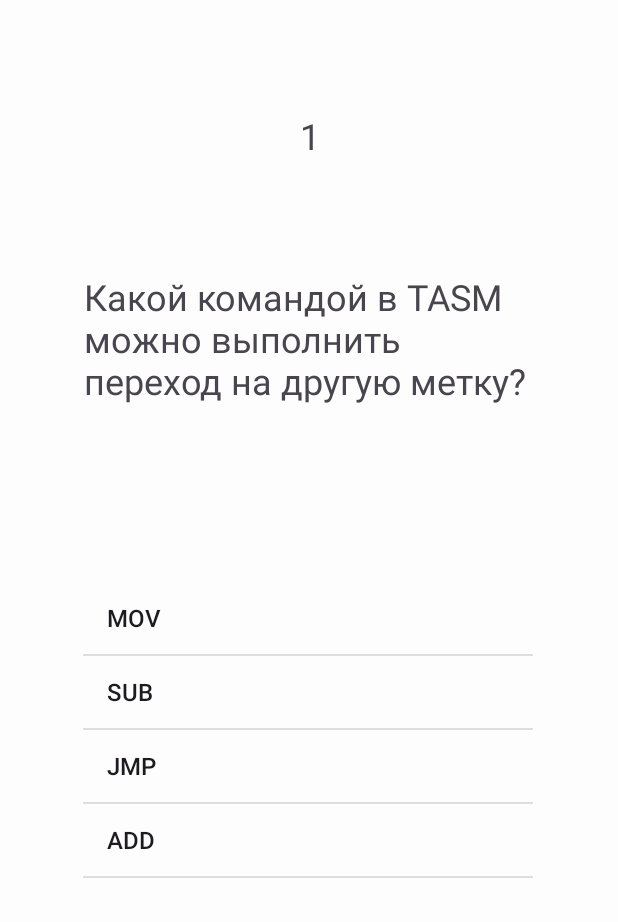
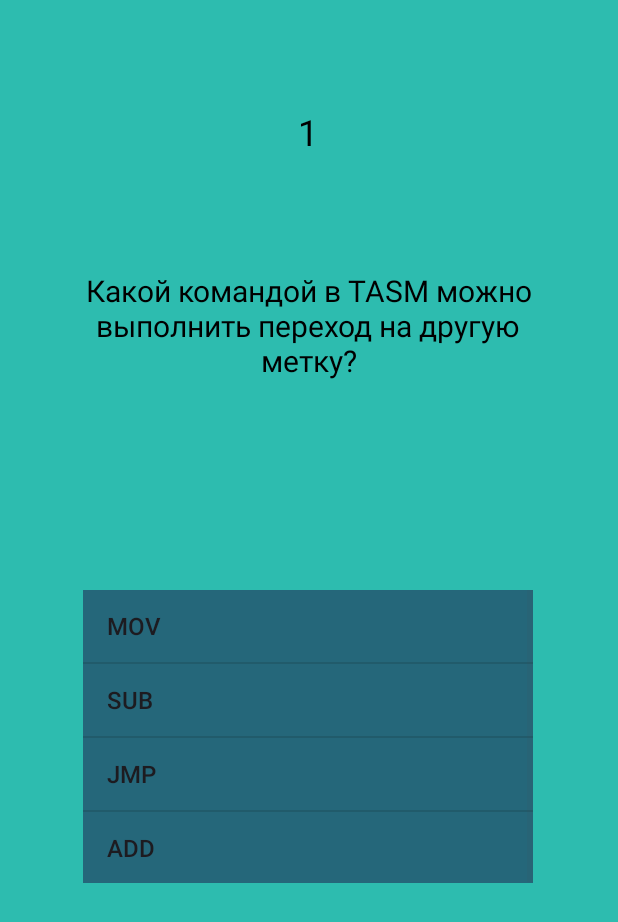
Before and after one commit to vkidson/aSSaPP, an Android app: the TaskActivity screen opened directly, with no data from a screen before it, on a phone screen of 412 x 824 dp. Shown: the top 922 px of the screen. Run offline under Robolectric (Android 15) with nearby library versions, the phone set to English and light mode, and no system bars.

Commit message:
Рабочий тест

```diff
--- a/app/src/main/res/layout/activity_task.xml
+++ b/app/src/main/res/layout/activity_task.xml
@@ -5,8 +5,8 @@
     android:id="@+id/zxc"
     android:layout_width="match_parent"
     android:layout_height="match_parent"
-    android:background="#FFFFFF"
-    android:backgroundTint="#FDFDFD"
+    android:background="#2DBCAF"
+    android:backgroundTint="#2DBCAF"
     tools:context=".TaskActivity">
 
 
@@ -14,41 +14,47 @@
         android:id="@+id/number"
         android:layout_width="wrap_content"
         android:layout_height="wrap_content"
-        android:layout_marginTop="16dp"
-        android:layout_marginBottom="8dp"
         android:hint="z"
+        android:textColor="#000000"
         android:textSize="24sp"
-        app:layout_constraintBottom_toTopOf="@+id/task"
+        app:layout_constraintBottom_toBottomOf="parent"
         app:layout_constraintEnd_toEndOf="parent"
-        app:layout_constraintHorizontal_bias="0.501"
+        app:layout_constraintHorizontal_bias="0.498"
         app:layout_constraintStart_toStartOf="parent"
-        app:layout_constraintTop_toTopOf="parent" />
+        app:layout_constraintTop_toTopOf="parent"
+        app:layout_constraintVertical_bias="0.09" />
 
     <TextView
         android:id="@+id/task"
         android:layout_width="300dp"
         android:layout_height="wrap_content"
-        android:layout_marginTop="8dp"
-        android:layout_marginBottom="32dp"
         android:hint="z"
-        android:textSize="24sp"
-        app:layout_constraintBottom_toTopOf="@+id/values"
+        android:textAlignment="center"
+        android:textColor="#000000"
+        android:textSize="20sp"
+        app:layout_constraintBottom_toBottomOf="parent"
         app:layout_constraintEnd_toEndOf="parent"
+        app:layout_constraintHorizontal_bias="0.495"
         app:layout_constraintStart_toStartOf="parent"
-        app:layout_constraintTop_toBottomOf="@+id/number"
+        app:layout_constraintTop_toTopOf="parent"
+        app:layout_constraintVertical_bias="0.248"
         tools:ignore="MissingConstraints" />
 
     <ListView
         android:id="@+id/values"
         android:layout_width="300dp"
-        android:layout_height="300dp"
+        android:layout_height="195dp"
         android:layout_marginStart="16dp"
         android:layout_marginEnd="16dp"
-        android:layout_marginBottom="136dp"
+        android:background="#25677A"
+        android:backgroundTint="#25677A"
+        android:textAlignment="center"
         app:layout_constraintBottom_toBottomOf="parent"
         app:layout_constraintEnd_toEndOf="parent"
         app:layout_constraintHorizontal_bias="0.493"
-        app:layout_constraintStart_toStartOf="parent" />
+        app:layout_constraintStart_toStartOf="parent"
+        app:layout_constraintTop_toTopOf="parent"
+        app:layout_constraintVertical_bias="0.626" />
 
     <Button
         android:id="@+id/button_next_task"
--- a/app/src/main/res/layout/activity_task_list.xml
+++ b/app/src/main/res/layout/activity_task_list.xml
@@ -5,19 +5,18 @@
     android:id="@+id/main"
     android:layout_width="match_parent"
     android:layout_height="match_parent"
+    android:background="#2DBCAF"
     tools:context=".TaskList">
 
     <ListView
         android:id="@+id/tList"
         android:layout_width="300dp"
         android:layout_height="600dp"
-        android:layout_marginStart="70dp"
-        android:layout_marginTop="70dp"
-        android:layout_marginEnd="70dp"
+        android:background="#25677A"
         app:layout_constraintBottom_toBottomOf="parent"
         app:layout_constraintEnd_toEndOf="parent"
-        app:layout_constraintHorizontal_bias="0.321"
+        app:layout_constraintHorizontal_bias="0.495"
         app:layout_constraintStart_toStartOf="parent"
         app:layout_constraintTop_toTopOf="parent"
-        app:layout_constraintVertical_bias="0.585" />
+        app:layout_constraintVertical_bias="0.496" />
 </androidx.constraintlayout.widget.ConstraintLayout>
```
